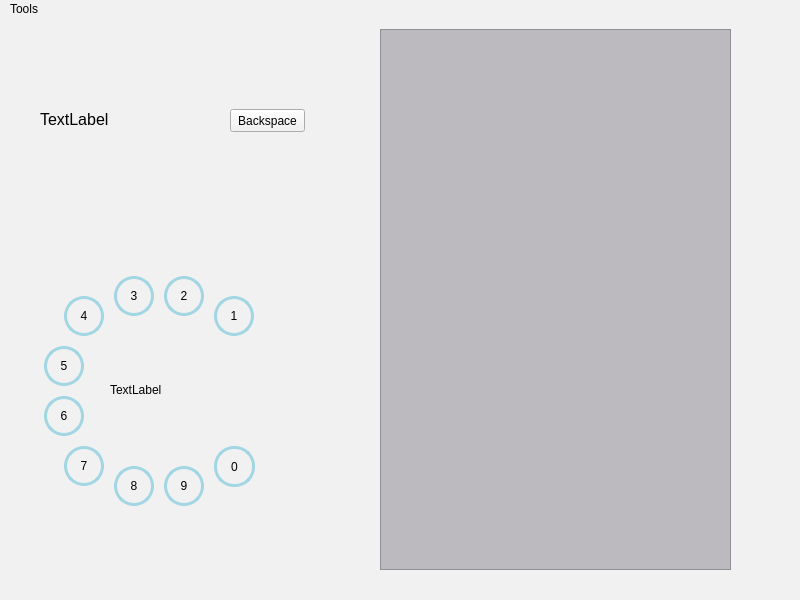
This is mainwindow.ui in JMielbrecht-Class-Projects/Lab3_CSC3220_Dialer_JMielbrecht as Qt 5 draws it before an edit. The edited form follows.
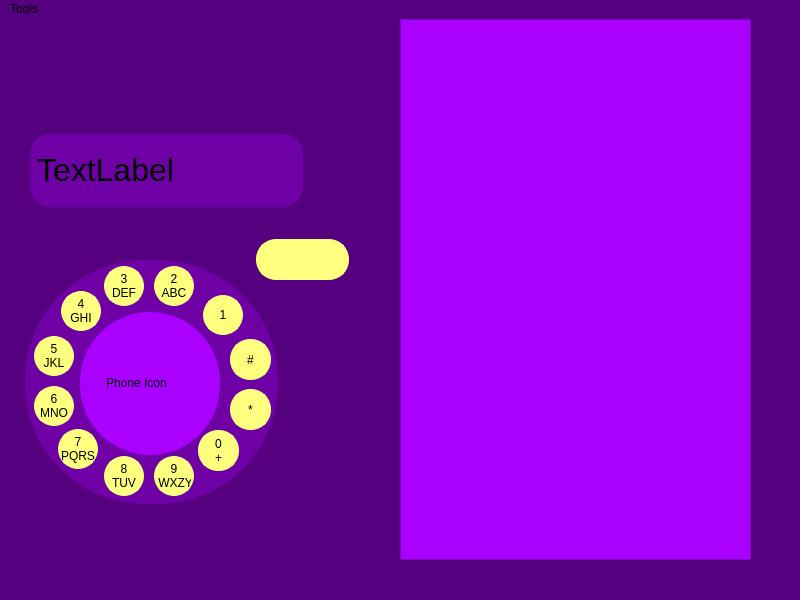
This is the edited form. Icons and pictures are not drawn.

```diff
--- a/mainwindow.ui
+++ b/mainwindow.ui
@@ -19,14 +19,14 @@
    <string>MainWindow</string>
   </property>
   <property name="styleSheet">
-   <string notr="true">background-color: rgb(241, 241, 242);</string>
+   <string notr="true">background-color: rgb(85, 0, 127);</string>
   </property>
   <widget class="QWidget" name="centralwidget">
    <widget class="QTableView" name="tableView">
     <property name="geometry">
      <rect>
-      <x>380</x>
-      <y>10</y>
+      <x>400</x>
+      <y>0</y>
       <width>351</width>
       <height>541</height>
      </rect>
@@ -38,7 +38,7 @@
      </sizepolicy>
     </property>
     <property name="styleSheet">
-     <string notr="true">background-color: rgb(188, 186, 190);</string>
+     <string notr="true">background-color: rgb(170, 0, 255);</string>
     </property>
     <attribute name="horizontalHeaderVisible">
      <bool>false</bool>
@@ -47,29 +47,35 @@
    <widget class="QLabel" name="numDisplay">
     <property name="geometry">
      <rect>
-      <x>40</x>
-      <y>80</y>
-      <width>181</width>
-      <height>41</height>
+      <x>37</x>
+      <y>120</y>
+      <width>261</width>
+      <height>61</height>
      </rect>
     </property>
     <property name="font">
      <font>
-      <pointsize>12</pointsize>
+      <pointsize>24</pointsize>
      </font>
     </property>
+    <property name="styleSheet">
+     <string notr="true">QLabel{ 
+ background-color: rgb(110, 0, 165);
+  border-color: rgb(110, 0, 165);
+}</string>
+    </property>
     <property name="text">
      <string>TextLabel</string>
     </property>
     <property name="alignment">
-     <set>Qt::AlignJustify|Qt::AlignVCenter</set>
+     <set>Qt::AlignLeading|Qt::AlignLeft|Qt::AlignVCenter</set>
     </property>
    </widget>
    <widget class="QPushButton" name="fourButton">
     <property name="geometry">
      <rect>
-      <x>64</x>
-      <y>277</y>
+      <x>61</x>
+      <y>272</y>
       <width>40</width>
       <height>40</height>
      </rect>
@@ -82,7 +88,8 @@
     </property>
     <property name="styleSheet">
      <string notr="true">QPushButton {
-  border-color: rgb(161, 214, 226);
+  background-color: rgb(255, 255, 127);
+  border-color: rgb(255, 255, 127);
   border-width: 3px;
   border-style: solid;
   border-radius: 20px;
@@ -91,14 +98,15 @@
 }</string>
     </property>
     <property name="text">
-     <string>4</string>
+     <string>4 
+GHI</string>
     </property>
    </widget>
    <widget class="QPushButton" name="threeButton">
     <property name="geometry">
      <rect>
-      <x>114</x>
-      <y>257</y>
+      <x>104</x>
+      <y>247</y>
       <width>40</width>
       <height>40</height>
      </rect>
@@ -111,7 +119,8 @@
     </property>
     <property name="styleSheet">
      <string notr="true">QPushButton {
-  border-color: rgb(161, 214, 226);
+  background-color: rgb(255, 255, 127);
+  border-color: rgb(255, 255, 127);
   border-width: 3px;
   border-style: solid;
   border-radius: 20px;
@@ -120,14 +129,15 @@
 }</string>
     </property>
     <property name="text">
-     <string>3</string>
+     <string>3 
+DEF</string>
     </property>
    </widget>
    <widget class="QPushButton" name="fiveButton">
     <property name="geometry">
      <rect>
-      <x>44</x>
-      <y>327</y>
+      <x>34</x>
+      <y>317</y>
       <width>40</width>
       <height>40</height>
      </rect>
@@ -140,7 +150,8 @@
     </property>
     <property name="styleSheet">
      <string notr="true">QPushButton {
-  border-color: rgb(161, 214, 226);
+  background-color: rgb(255, 255, 127);
+  border-color: rgb(255, 255, 127);
   border-width: 3px;
   border-style: solid;
   border-radius: 20px;
@@ -149,14 +160,15 @@
 }</string>
     </property>
     <property name="text">
-     <string>5</string>
+     <string>5 
+JKL</string>
     </property>
    </widget>
    <widget class="QPushButton" name="oneButton">
     <property name="geometry">
      <rect>
-      <x>214</x>
-      <y>277</y>
+      <x>203</x>
+      <y>276</y>
       <width>40</width>
       <height>40</height>
      </rect>
@@ -169,7 +181,8 @@
     </property>
     <property name="styleSheet">
      <string notr="true">QPushButton {
-  border-color: rgb(161, 214, 226);
+  background-color: rgb(255, 255, 127);
+  border-color: rgb(255, 255, 127);
   border-width: 3px;
   border-style: solid;
   border-radius: 20px;
@@ -184,8 +197,8 @@
    <widget class="QPushButton" name="zeroButton">
     <property name="geometry">
      <rect>
-      <x>214</x>
-      <y>427</y>
+      <x>198</x>
+      <y>411</y>
       <width>41</width>
       <height>41</height>
      </rect>
@@ -198,7 +211,8 @@
     </property>
     <property name="styleSheet">
      <string notr="true">QPushButton {
-  border-color: rgb(161, 214, 226);
+  background-color: rgb(255, 255, 127);
+  border-color: rgb(255, 255, 127);
   border-width: 3px;
   border-style: solid;
   border-radius: 20px;
@@ -207,14 +221,15 @@
 }</string>
     </property>
     <property name="text">
-     <string>0</string>
+     <string>0 
++</string>
     </property>
    </widget>
    <widget class="QPushButton" name="sevenButton">
     <property name="geometry">
      <rect>
-      <x>64</x>
-      <y>427</y>
+      <x>58</x>
+      <y>410</y>
       <width>40</width>
       <height>40</height>
      </rect>
@@ -227,7 +242,8 @@
     </property>
     <property name="styleSheet">
      <string notr="true">QPushButton {
-  border-color: rgb(161, 214, 226);
+  background-color: rgb(255, 255, 127);
+  border-color: rgb(255, 255, 127);
   border-width: 3px;
   border-style: solid;
   border-radius: 20px;
@@ -236,14 +252,15 @@
 }</string>
     </property>
     <property name="text">
-     <string>7</string>
+     <string>7 
+PQRS</string>
     </property>
    </widget>
    <widget class="QPushButton" name="sixButton">
     <property name="geometry">
      <rect>
-      <x>44</x>
-      <y>377</y>
+      <x>34</x>
+      <y>367</y>
       <width>40</width>
       <height>40</height>
      </rect>
@@ -256,7 +273,8 @@
     </property>
     <property name="styleSheet">
      <string notr="true">QPushButton {
-  border-color: rgb(161, 214, 226);
+  background-color: rgb(255, 255, 127);
+  border-color: rgb(255, 255, 127);
   border-width: 3px;
   border-style: solid;
   border-radius: 20px;
@@ -265,14 +283,15 @@
 }</string>
     </property>
     <property name="text">
-     <string>6</string>
+     <string>6 
+MNO</string>
     </property>
    </widget>
    <widget class="QPushButton" name="nineButton">
     <property name="geometry">
      <rect>
-      <x>164</x>
-      <y>447</y>
+      <x>154</x>
+      <y>437</y>
       <width>40</width>
       <height>40</height>
      </rect>
@@ -285,7 +304,8 @@
     </property>
     <property name="styleSheet">
      <string notr="true">QPushButton {
-  border-color: rgb(161, 214, 226);
+  background-color: rgb(255, 255, 127);
+  border-color: rgb(255, 255, 127);
   border-width: 3px;
   border-style: solid;
   border-radius: 20px;
@@ -294,14 +314,15 @@
 }</string>
     </property>
     <property name="text">
-     <string>9</string>
+     <string>9 
+ WXZY</string>
     </property>
    </widget>
    <widget class="QPushButton" name="eightButton">
     <property name="geometry">
      <rect>
-      <x>114</x>
-      <y>447</y>
+      <x>104</x>
+      <y>437</y>
       <width>40</width>
       <height>40</height>
      </rect>
@@ -314,7 +335,8 @@
     </property>
     <property name="styleSheet">
      <string notr="true">QPushButton {
-  border-color: rgb(161, 214, 226);
+  background-color: rgb(255, 255, 127);
+  border-color: rgb(255, 255, 127);
   border-width: 3px;
   border-style: solid;
   border-radius: 20px;
@@ -323,14 +345,15 @@
 }</string>
     </property>
     <property name="text">
-     <string>8</string>
+     <string>8 
+TUV</string>
     </property>
    </widget>
    <widget class="QPushButton" name="twoButton">
     <property name="geometry">
      <rect>
-      <x>164</x>
-      <y>257</y>
+      <x>154</x>
+      <y>247</y>
       <width>40</width>
       <height>40</height>
      </rect>
@@ -343,7 +366,8 @@
     </property>
     <property name="styleSheet">
      <string notr="true">QPushButton {
-  border-color: rgb(161, 214, 226);
+  background-color: rgb(255, 255, 127);
+  border-color: rgb(255, 255, 127);
   border-width: 3px;
   border-style: solid;
   border-radius: 20px;
@@ -352,40 +376,246 @@
 }</string>
     </property>
     <property name="text">
-     <string>2</string>
+     <string>2 
+ABC</string>
     </property>
    </widget>
    <widget class="QLabel" name="phoneIcon">
     <property name="geometry">
      <rect>
-      <x>110</x>
-      <y>310</y>
-      <width>101</width>
-      <height>121</height>
+      <x>100</x>
+      <y>314</y>
+      <width>100</width>
+      <height>100</height>
      </rect>
     </property>
+    <property name="styleSheet">
+     <string notr="true">QLabel {
+  background-color: rgb(170, 0, 255);
+  border-color: rgb(170, 0, 255);
+  border-width: 3px;
+  border-style: solid;
+  border-radius: 70px;
+  margin:0px;
+  padding:0px;
+}</string>
+    </property>
     <property name="text">
-     <string>TextLabel</string>
+     <string>Phone Icon</string>
     </property>
    </widget>
-   <widget class="QPushButton" name="pushButton">
+   <widget class="QPushButton" name="asteriskButton">
     <property name="geometry">
      <rect>
       <x>230</x>
-      <y>90</y>
-      <width>75</width>
-      <height>23</height>
+      <y>370</y>
+      <width>41</width>
+      <height>41</height>
      </rect>
     </property>
+    <property name="sizePolicy">
+     <sizepolicy hsizetype="Expanding" vsizetype="Expanding">
+      <horstretch>25</horstretch>
+      <verstretch>100</verstretch>
+     </sizepolicy>
+    </property>
     <property name="styleSheet">
-     <string notr="true">QPushButton { 
-url(:/Images/backspace.png)
- }</string>
+     <string notr="true">QPushButton {
+  background-color: rgb(255, 255, 127);
+  border-color: rgb(255, 255, 127);
+  border-width: 3px;
+  border-style: solid;
+  border-radius: 20px;
+  margin:0px;
+  padding:0px;
+}</string>
     </property>
     <property name="text">
-     <string>Backspace</string>
+     <string>*</string>
     </property>
    </widget>
+   <widget class="QPushButton" name="poundButton">
+    <property name="geometry">
+     <rect>
+      <x>230</x>
+      <y>320</y>
+      <width>41</width>
+      <height>41</height>
+     </rect>
+    </property>
+    <property name="sizePolicy">
+     <sizepolicy hsizetype="Expanding" vsizetype="Expanding">
+      <horstretch>25</horstretch>
+      <verstretch>100</verstretch>
+     </sizepolicy>
+    </property>
+    <property name="styleSheet">
+     <string notr="true">QPushButton {
+  background-color: rgb(255, 255, 127);
+  border-color: rgb(255, 255, 127);
+  border-width: 3px;
+  border-style: solid;
+  border-radius: 20px;
+  margin:0px;
+  padding:0px;
+}</string>
+    </property>
+    <property name="text">
+     <string>#</string>
+    </property>
+   </widget>
+   <widget class="QLabel" name="label">
+    <property name="geometry">
+     <rect>
+      <x>25</x>
+      <y>241</y>
+      <width>253</width>
+      <height>244</height>
+     </rect>
+    </property>
+    <property name="styleSheet">
+     <string notr="true">QLabel {
+  background-color: rgb(110, 0, 165);
+  border-color: rgb(110, 0, 165);
+  border-width: 3px;
+  border-style: solid;
+  border-radius: 120px;
+  margin:0px;
+  padding:0px;
+}</string>
+    </property>
+    <property name="text">
+     <string/>
+    </property>
+   </widget>
+   <widget class="QPushButton" name="callButton">
+    <property name="geometry">
+     <rect>
+      <x>104</x>
+      <y>316</y>
+      <width>100</width>
+      <height>95</height>
+     </rect>
+    </property>
+    <property name="styleSheet">
+     <string notr="true">QPushButton {
+  background-color: qlineargradient(spread:pad, x1:0, y1:0, x2:1, y2:1, stop:0 rgba(255, 255, 255, 0));
+  border-color: qlineargradient(spread:pad, x1:0, y1:0, x2:1, y2:1, stop:0 rgba(255, 255, 255, 0));
+  border-width: 3px;
+  border-style: solid;
+  border-radius: 20px;
+  margin:0px;
+  padding:0px;
+}
+</string>
+    </property>
+    <property name="text">
+     <string/>
+    </property>
+   </widget>
+   <widget class="QLabel" name="numDisplay_2">
+    <property name="geometry">
+     <rect>
+      <x>30</x>
+      <y>115</y>
+      <width>273</width>
+      <height>73</height>
+     </rect>
+    </property>
+    <property name="font">
+     <font>
+      <pointsize>24</pointsize>
+     </font>
+    </property>
+    <property name="styleSheet">
+     <string notr="true">QLabel {
+   background-color: rgb(110, 0, 165);
+  border-color: rgb(110, 0, 165);
+  border-width: 3px;
+  border-style: solid;
+  border-radius: 20px;
+  margin:0px;
+  padding:0px;
+}
+</string>
+    </property>
+    <property name="text">
+     <string/>
+    </property>
+    <property name="alignment">
+     <set>Qt::AlignLeading|Qt::AlignLeft|Qt::AlignVCenter</set>
+    </property>
+   </widget>
+   <widget class="QPushButton" name="backButton">
+    <property name="geometry">
+     <rect>
+      <x>256</x>
+      <y>220</y>
+      <width>93</width>
+      <height>41</height>
+     </rect>
+    </property>
+    <property name="styleSheet">
+     <string notr="true">QPushButton {
+  background-color: rgb(255, 255, 127);
+  border-color: rgb(255, 255, 127);
+  border-width: 3px;
+  border-style: solid;
+  border-radius: 20px;
+  margin:0px;
+  padding:0px;
+	image: url(:/Images/backspace.png);
+}
+</string>
+    </property>
+    <property name="text">
+     <string/>
+    </property>
+   </widget>
+   <widget class="QLabel" name="phoneIconBackground">
+    <property name="geometry">
+     <rect>
+      <x>80</x>
+      <y>293</y>
+      <width>140</width>
+      <height>143</height>
+     </rect>
+    </property>
+    <property name="styleSheet">
+     <string notr="true">QLabel {
+  background-color: rgb(170, 0, 255);
+  border-color: rgb(170, 0, 255);
+  border-width: 3px;
+  border-style: solid;
+  border-radius: 70px;
+  margin:0px;
+  padding:0px;
+}</string>
+    </property>
+    <property name="text">
+     <string/>
+    </property>
+   </widget>
+   <zorder>numDisplay_2</zorder>
+   <zorder>label</zorder>
+   <zorder>tableView</zorder>
+   <zorder>numDisplay</zorder>
+   <zorder>fourButton</zorder>
+   <zorder>threeButton</zorder>
+   <zorder>fiveButton</zorder>
+   <zorder>oneButton</zorder>
+   <zorder>zeroButton</zorder>
+   <zorder>sevenButton</zorder>
+   <zorder>sixButton</zorder>
+   <zorder>nineButton</zorder>
+   <zorder>eightButton</zorder>
+   <zorder>twoButton</zorder>
+   <zorder>asteriskButton</zorder>
+   <zorder>poundButton</zorder>
+   <zorder>backButton</zorder>
+   <zorder>phoneIconBackground</zorder>
+   <zorder>phoneIcon</zorder>
+   <zorder>callButton</zorder>
   </widget>
   <widget class="QMenuBar" name="menubar">
    <property name="geometry">
@@ -393,7 +623,7 @@
      <x>0</x>
      <y>0</y>
      <width>800</width>
-     <height>22</height>
+     <height>21</height>
     </rect>
    </property>
    <widget class="QMenu" name="menuTools">
```
